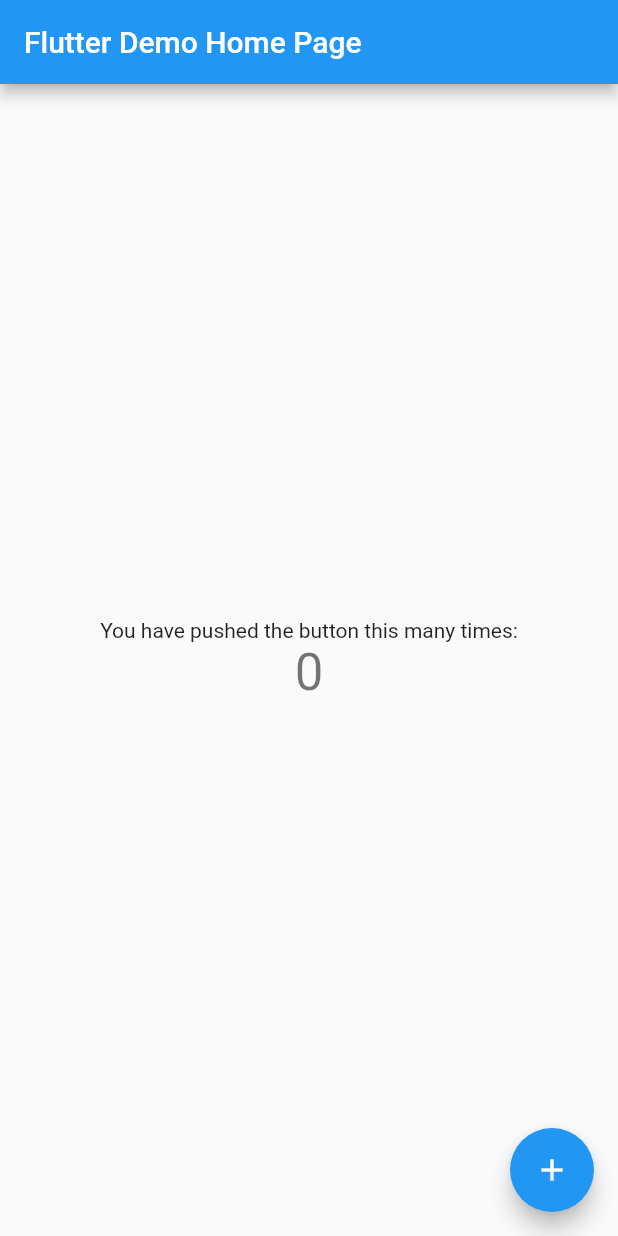
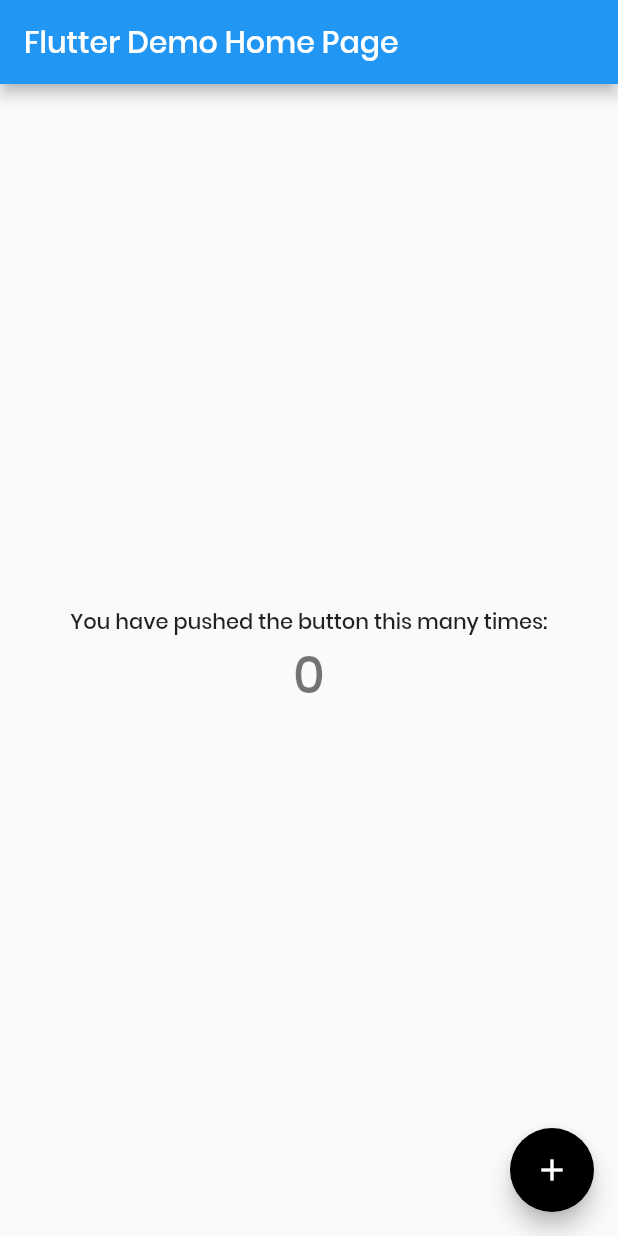
Before and after one commit to Stobertonf/todo, a Flutter app: the screen it shows after launch, on a phone screen of 412 x 824 dp. Run offline on Flutter 3.47's test engine with Material 2 defaults, Android fonts, the phone set to English and light mode, and no system bars.

Commit message:
feat(Themes): Add Themes.

```diff
--- a/lib/main.dart
+++ b/lib/main.dart
@@ -1,4 +1,5 @@
 import 'package:flutter/material.dart';
+import 'package:todo/themes/app.theme.dart';
 
 void main() {
   runApp(const MyApp());
@@ -12,18 +13,7 @@ class MyApp extends StatelessWidget {
   Widget build(BuildContext context) {
     return MaterialApp(
       title: 'Flutter Demo',
-      theme: ThemeData(
-        // This is the theme of your application.
-        //
-        // Try running your application with "flutter run". You'll see the
-        // application has a blue toolbar. Then, without quitting the app, try
-        // changing the primarySwatch below to Colors.green and then invoke
-        // "hot reload" (press "r" in the console where you ran "flutter run",
-        // or simply save your changes to "hot reload" in a Flutter IDE).
-        // Notice that the counter didn't reset back to zero; the application
-        // is not restarted.
-        primarySwatch: Colors.blue,
-      ),
+      theme: appTheme(),
       home: const MyHomePage(title: 'Flutter Demo Home Page'),
     );
   }
```
